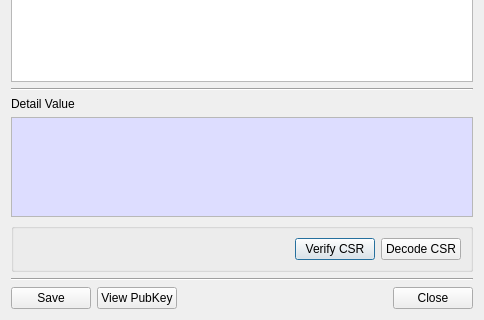
The window that BerEditor/csr_info_dlg.ui (jykim74/BerEditor) describes before a commit, drawn with Qt 5; both pictures show x 0 to 484 and y 214 to 534 of the 484 by 534 pixel window.
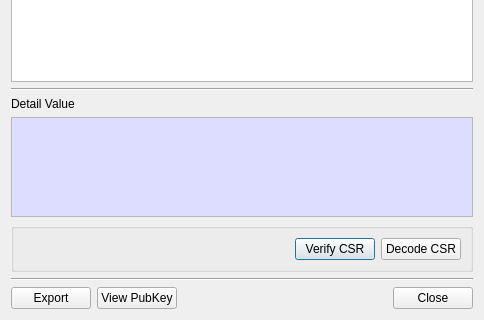
The same window after the commit.

Patch:
```diff
--- a/BerEditor/csr_info_dlg.ui
+++ b/BerEditor/csr_info_dlg.ui
@@ -246,7 +246,7 @@
      <item row="0" column="0">
       <widget class="QPushButton" name="mSaveBtn">
        <property name="text">
-        <string>Save</string>
+        <string>Export</string>
        </property>
       </widget>
      </item>
```
Left out of the diff: 4 changed lines with no effect on the pictures.
